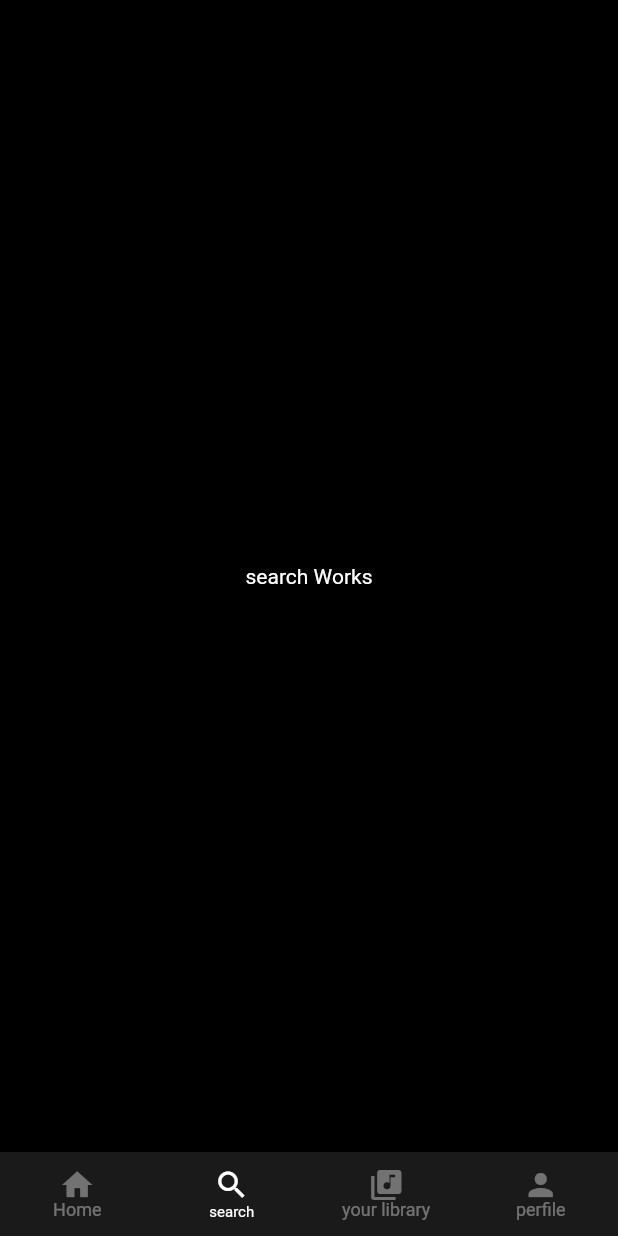
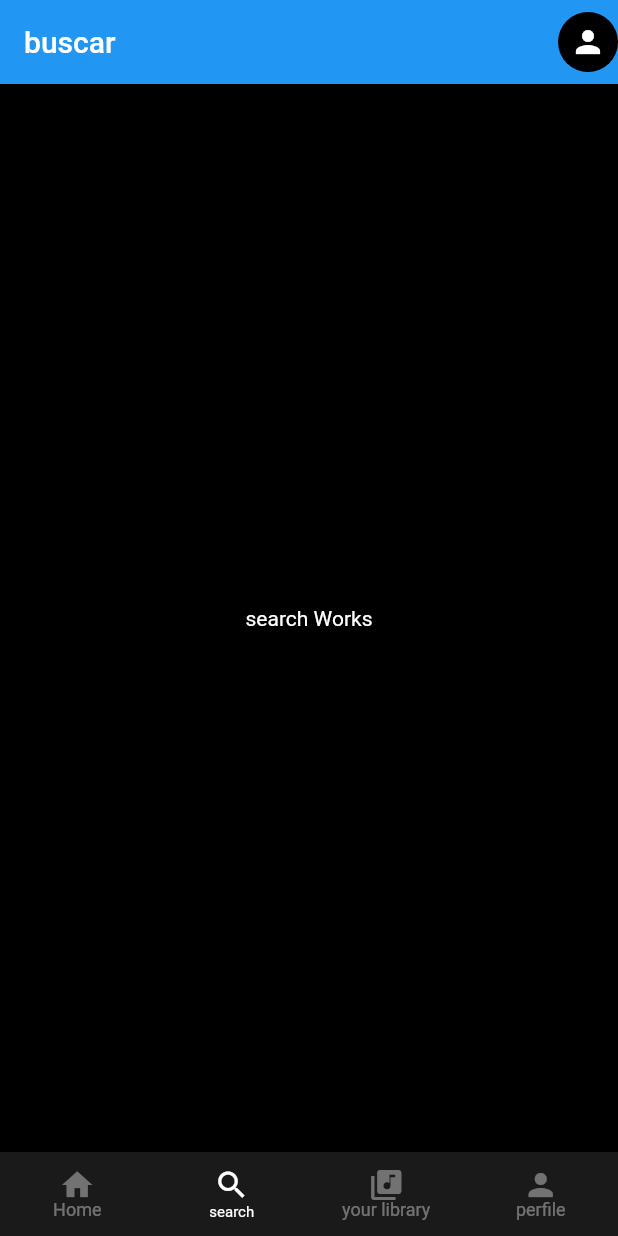
Before and after one commit to wellington067/Clone_SPOTIFY_em_flutter, a Flutter app: the screen it shows after launch, item 2 of the bottom bar chosen, on a phone screen of 412 x 824 dp. Run offline on Flutter 3.47's test engine with Material 2 defaults, Android fonts, the light colour scheme and no system bars.

Commit message:
Desenvolvendo tela de search do app

```diff
--- a/lib/views/search.dart
+++ b/lib/views/search.dart
@@ -10,8 +10,17 @@ class SearchView extends StatefulWidget {
 class _SearchViewState extends State<SearchView> {
   @override
   Widget build(BuildContext context) {
-    return const Scaffold(
-      body: Center(
+    return  Scaffold(
+      appBar: AppBar(
+        backgroundColor: Colors.blue,
+        title: const Text("buscar"),
+        actions: const[
+          CircleAvatar(
+            child: Icon(Icons.person),
+          )
+        ],
+      ),
+      body: const Center(
         child: Text("search Works"),
       ),
     );
--- a/lib/widgets/album_item_card.dart
+++ b/lib/widgets/album_item_card.dart
@@ -1,7 +1,3 @@
-
-
-
-
 import 'package:flutter/cupertino.dart';
 
 class AlbumItemCard extends StatelessWidget {
```
Also changed, not shown: 1 other file.
